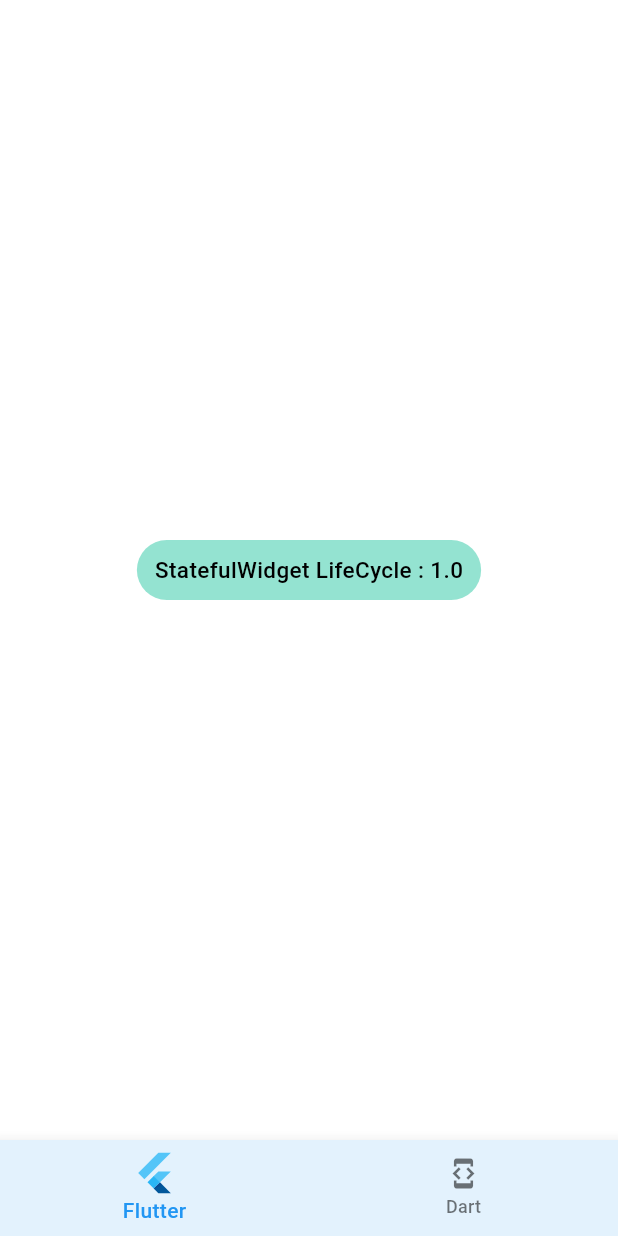
After one commit to C0routine/Flutter_lab, a Flutter app: the LabStatefulWidget screen opened by its route, after a tap on an icon or button, on a phone screen of 412 x 824 dp. The commit adds this screen. Run offline on Flutter 3.47's test engine with Material 2 defaults, Android fonts, the phone set to English and light mode, and no system bars; our stand-ins replace go_router.

Commit message:
Feature/StatefulWidget

```diff
--- a/lib/app/app_router.dart
+++ b/lib/app/app_router.dart
@@ -1,4 +1,5 @@
 import 'package:flutter/material.dart';
+import 'package:flutterlab/widgets/flutter/statefulwidget_lab.dart';
 import 'package:go_router/go_router.dart';
 
 import 'package:flutterlab/tab/dart_route.dart';
@@ -19,6 +20,7 @@ enum AppRouter {
   valueNotifier(path: '/flutter/valueNotifier'),
   changeNotifier(path: '/flutter/changeNotifier'),
   inheritedWidget(path: '/flutter/inheritedWidget'),
+  statefulWidget(path: '/flutter/statefulWidget'),
 
   // dart routes
   dart(path: '/dart'),
@@ -59,6 +61,7 @@ final GoRouter routerConfig = GoRouter(
                 appGoRoute(AppRouter.valueNotifier, const LabValueNotifier()),
                 appGoRoute(AppRouter.changeNotifier, const LabChangeNotifier()),
                 appGoRoute(AppRouter.inheritedWidget, const LabInheritedWidget()),
+                appGoRoute(AppRouter.statefulWidget, const LabStatefulWidget()),
               ],
             ),
           ],
--- a/lib/tab/flutter_route.dart
+++ b/lib/tab/flutter_route.dart
@@ -15,6 +15,8 @@ class FlutterRoute extends StatelessWidget {
       AppRouter.valueNotifier,
       // ChangeNotifier, ListenableBuilder
       AppRouter.changeNotifier,
+      // StatefulWidget Lifecycle
+      AppRouter.statefulWidget,
     ];
 
     return Scaffold(
--- a/lib/widgets/dart/singletons_lab.dart
+++ b/lib/widgets/dart/singletons_lab.dart
@@ -9,7 +9,6 @@ class LabSingletons extends StatefulWidget {
 }
 
 class _LabSingletonsState extends State<LabSingletons> {
-
   // Singleton Pattern Class Load, Hash Code, Change Value
   singletonValueLoad() {
     TestSingletons test = TestSingletons();
--- /dev/null
+++ b/lib/widgets/flutter/statefulwidget_lab.dart
@@ -0,0 +1,85 @@
+import 'package:flutter/material.dart';
+import 'package:flutterlab/app/app_color.dart';
+
+class LabStatefulWidget extends StatefulWidget {
+  const LabStatefulWidget({super.key});
+
+  @override
+  State<LabStatefulWidget> createState() {
+    print('createState');
+    // 1. createState 를 먼저 호출, State 객체를 생성.
+    return _LabStatefulWidgetState();
+  }
+}
+
+class _LabStatefulWidgetState extends State<LabStatefulWidget> {
+  double count = 0;
+
+  @override
+  void initState() {
+    print('initState');
+    // 2. State 객체가 생성된 후 호출, 초기화 작업
+    super.initState();
+  }
+
+  @override
+  void didChangeDependencies() {
+    print('didChangeDependencies');
+    // 3. 해당 위젯이 의존하는 위젯이나 객체의 상태가 변경 되었을때 호출
+    super.didChangeDependencies();
+  }
+
+  @override
+  void didUpdateWidget(covariant LabStatefulWidget oldWidget) {
+    print('didUpdateWidget');
+    // 새로운 속성으로 인해 부모 위젯이 재 빌드될때 build 호출
+    super.didUpdateWidget(oldWidget);
+  }
+
+  @override
+  void deactivate() {
+    print('deactivate');
+    // 6. widget tree 에서 제거 되기전 호출
+    super.deactivate();
+  }
+
+  @override
+  void dispose() {
+    print('dispose');
+    // 7. widget tree 에서 state object 가 제거될때 호출
+    // 메모리 누수 방지를 위해 리소스를 해제, 취소하는 데 사용
+    super.dispose();
+  }
+
+  @override
+  Widget build(BuildContext context) {
+    // 4. 객체 변화에 따른 화면을 업데이트.
+    print('build');
+    return Scaffold(
+      body: SafeArea(
+        child: SizedBox.expand(
+          child: Column(
+            mainAxisAlignment: MainAxisAlignment.center,
+            children: [
+              TextButton(
+                style: ButtonStyle(
+                  backgroundColor: MaterialStateProperty.resolveWith((states) {
+                    return AppColor.lightSubBackground;
+                  }),
+                ),
+                onPressed: () => setState(() {
+                  // state 객체가 변경되었음을 알려줌, build 를 다시 호출.
+                  count += 1;
+                }),
+                child: Text(
+                  'StatefulWidget LifeCycle : $count',
+                  style: Theme.of(context).textTheme.bodyMedium,
+                ),
+              ),
+            ],
+          ),
+        ),
+      ),
+    );
+  }
+}
```
